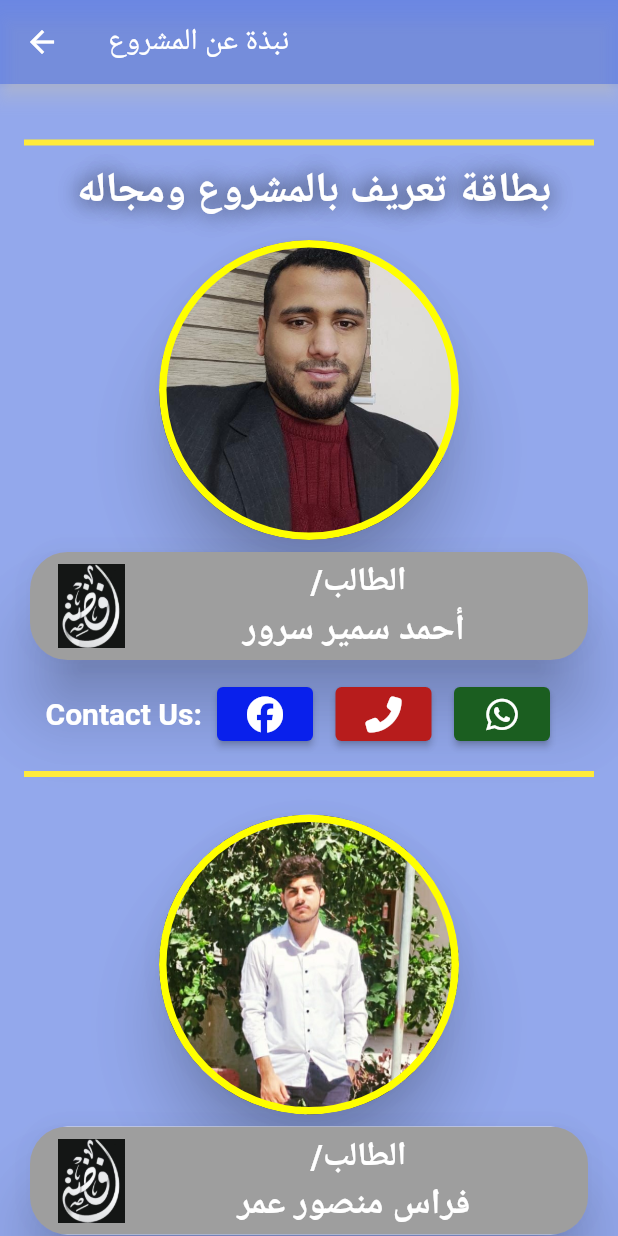
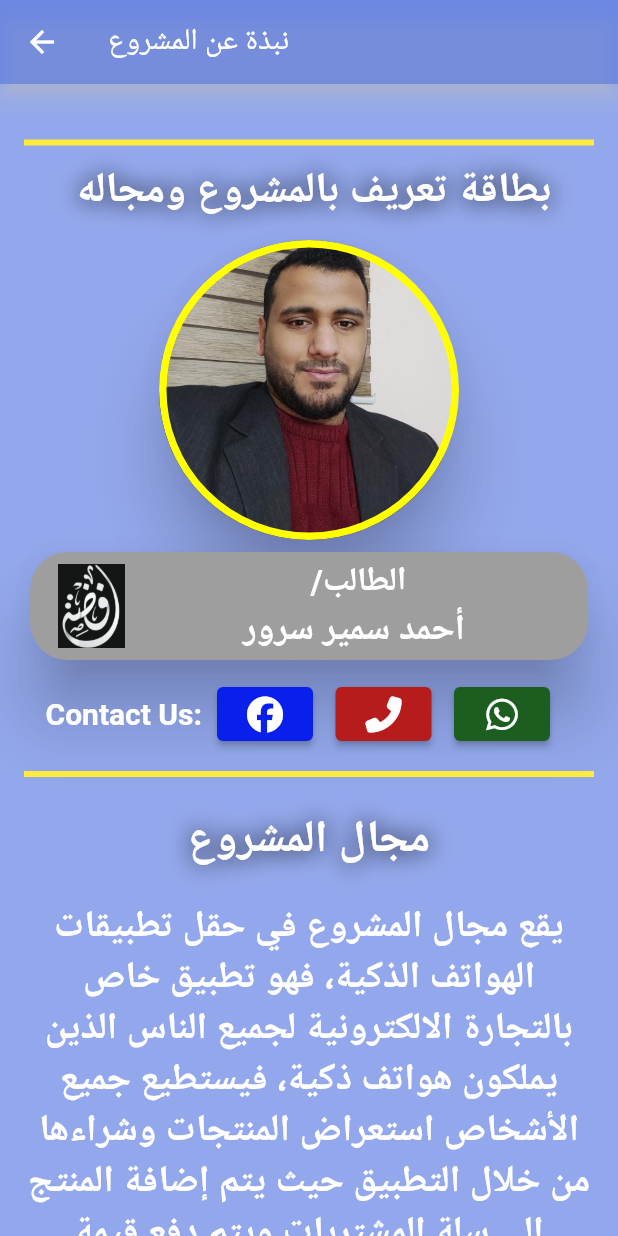
Before and after one commit to IbrahimAlShawaf/shop_app, a Flutter app: the AboutUs screen opened directly, on a phone screen of 412 x 824 dp. Run offline on Flutter 3.47's test engine with Material 2 defaults, Android fonts, the phone set to English and light mode, and no system bars; our stand-ins replace firebase_auth, firebase_core, flutter_svg, font_awesome_flutter, lottie, modal_progress_hud_nsn and 1 more; missing offline and left inert: cloud_firestore_web, firebase_auth_web, firebase_core_web, splash_screen_view; accounts and stored records are empty.

Commit message:
Add files via upload

```diff
--- a/lib/screens/AboutUs.dart
+++ b/lib/screens/AboutUs.dart
@@ -161,114 +161,7 @@ class _AboutUsState extends State<AboutUs> {
                   height: 5,
                 ),
 
-                const Divider(
-                  height: 6.0,
-                  thickness: 4.0,
-                  color: Colors.yellow,
-                ),
-                const SizedBox(
-                  height: 20,
-                ),
-                const Card(
-                  elevation: 20,
-                  shape: CircleBorder(
-                    side: BorderSide(
-                      color: Colors.yellowAccent,
-                      width: 5,
-                    ),
-                  ),
-                  clipBehavior: Clip.antiAliasWithSaveLayer,
-                  child: Image(
-                    image: AssetImage('assets/images/2.jpg'),
-                    height: 200,
-                    fit: BoxFit.cover,
-                  ),
-                ),
-                Card(
-                  clipBehavior: Clip.antiAliasWithSaveLayer,
-                  shape: RoundedRectangleBorder(
-                      borderRadius: BorderRadius.circular(25)),
-                  elevation: 20.0,
-                  shadowColor: Colors.black,
-                  child: ListTile(
-                    textColor: Colors.white,
-                    tileColor: Colors.grey[500],
-                    leading: const Image(
-                      image: AssetImage('assets/images/logo.jpg'),
-                      width: 50,
-                      fit: BoxFit.contain,
-                    ),
-                    title: const Text(
-                      'الطالب/ ',
-                      style: TextStyle(
-                        fontSize: 22,
-                        fontWeight: FontWeight.bold,
-                        height: 1.4,
-                      ),
-                      textAlign: TextAlign.center,
-                      textDirection: TextDirection.rtl,
-                    ),
-                    subtitle: const Text(
-                      ' فراس منصور عمر ',
-                      style:
-                          TextStyle(fontSize: 24, fontWeight: FontWeight.bold),
-                      textAlign: TextAlign.center,
-                      textDirection: TextDirection.rtl,
-                    ),
-                  ),
-                ),
-                const SizedBox(
-                  height: 5,
-                ),
-                Padding(
-                  padding: const EdgeInsets.all(8.0),
-                  child: Row(
-                    mainAxisAlignment: MainAxisAlignment.center,
-                    //crossAxisAlignment: CrossAxisAlignment.stretch,
-                    children: [
-                      Text(
-                        'Contact Us:',
-                        style: TextStyle(
-                            fontSize: 20,
-                            fontWeight: FontWeight.bold,
-                            color: Colors.white),
-                      ),
-                      const SizedBox(
-                        width: 10,
-                      ),
-                      ElevatedButton(
-                          style: ElevatedButton.styleFrom(
-                              primary: Color.fromARGB(255, 9, 32, 236)),
-                          child: const Icon(FontAwesomeIcons.facebook),
-                          onPressed: () {
-                            launch('https://www.facebook.com/firas.omar.31/');
-                          }),
-                      const SizedBox(
-                        width: 15,
-                      ),
-                      ElevatedButton(
-                          style: ElevatedButton.styleFrom(
-                              primary: Color.fromARGB(255, 37, 37, 37)),
-                          child: const Icon(FontAwesomeIcons.github),
-                          onPressed: () {
-                            launch('https://github.com/ferasomar2');
-                          }),
-                      const SizedBox(
-                        width: 15,
-                      ),
-                      ElevatedButton(
-                          style: ElevatedButton.styleFrom(
-                              primary: Color.fromARGB(255, 48, 118, 224)),
-                          child: const Icon(FontAwesomeIcons.twitter),
-                          onPressed: () {
-                            launch('https://twitter.com/ferasMomar1');
-                          }),
-                      const SizedBox(
-                        width: 15,
-                      ),
-                    ],
-                  ),
-                ),
+
                 const Divider(
                   height: 6.0,
                   thickness: 4.0,
```
